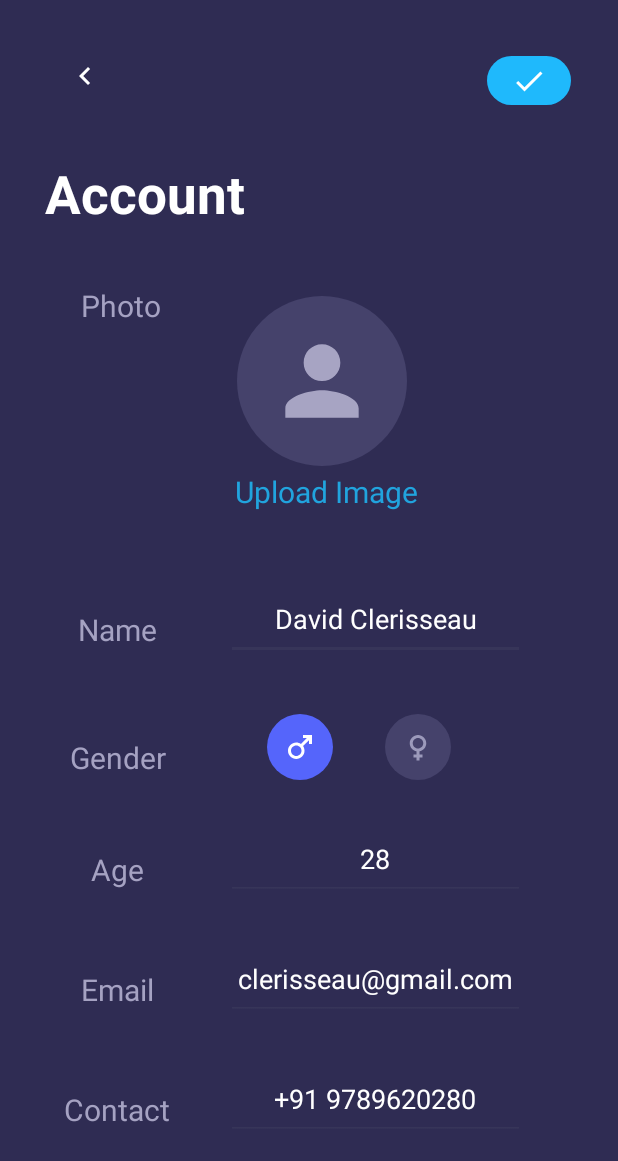
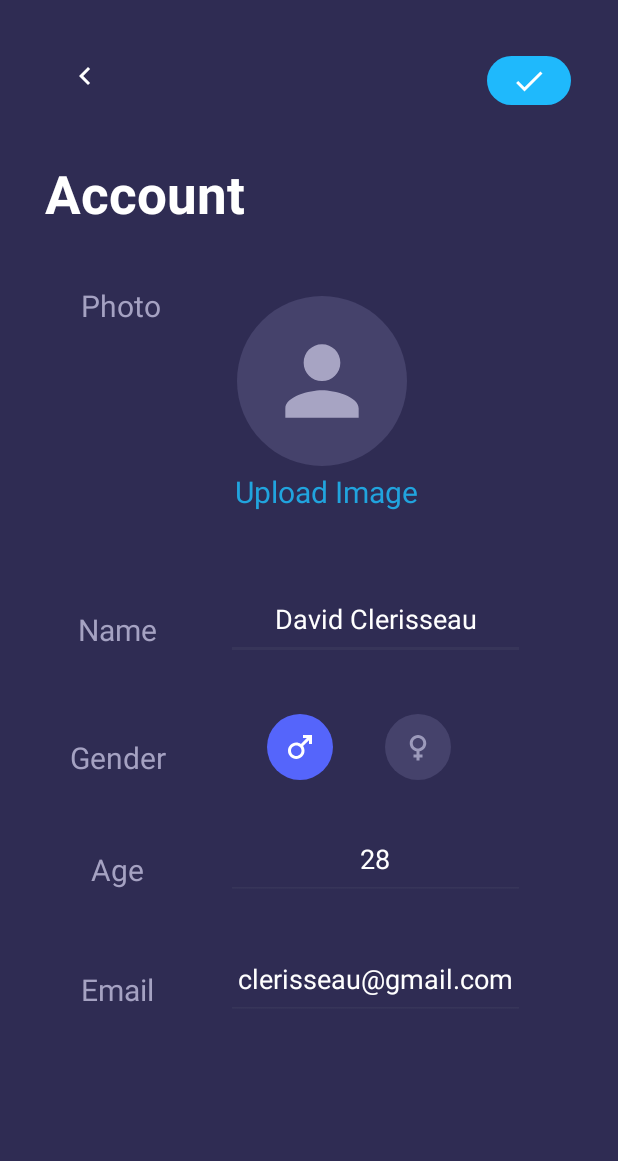
Before and after one commit to JayaneshB/Settings-UI-Design, an Android app: the SettingsActivity screen opened directly, with no data from a screen before it, on a phone screen of 412 x 824 dp. Shown: the top 1161 px of the screen. Run offline under Robolectric (Android 15) with nearby library versions, the phone set to English and light mode, and no system bars.

Commit message:
Updated Changes

```diff
--- a/app/src/main/res/layout/activity_settings.xml
+++ b/app/src/main/res/layout/activity_settings.xml
@@ -304,49 +304,49 @@
 
     </LinearLayout>
 
-    <LinearLayout
-        android:layout_width="match_parent"
-        android:layout_height="70dp"
-        android:layout_marginTop="690dp">
+<!--    <LinearLayout-->
+<!--        android:layout_width="match_parent"-->
+<!--        android:layout_height="70dp"-->
+<!--        android:layout_marginTop="690dp">-->
 
-        <RelativeLayout
-            android:layout_width="wrap_content"
-            android:layout_height="wrap_content">
+<!--        <RelativeLayout-->
+<!--            android:layout_width="wrap_content"-->
+<!--            android:layout_height="wrap_content">-->
 
 
-            <TextView
-                android:id="@+id/contactNo"
-                android:layout_width="96dp"
-                android:layout_height="70dp"
-                android:layout_alignParentStart="true"
-                android:layout_alignParentBottom="true"
-                android:layout_marginStart="30dp"
-                android:layout_marginTop="10dp"
-                android:layout_marginBottom="20dp"
-                android:gravity="center"
-                android:text="@string/contact"
-                android:textColor="@color/dark_grey"
-                android:textSize="20sp" />
+<!--            <TextView-->
+<!--                android:id="@+id/contactNo"-->
+<!--                android:layout_width="96dp"-->
+<!--                android:layout_height="70dp"-->
+<!--                android:layout_alignParentStart="true"-->
+<!--                android:layout_alignParentBottom="true"-->
+<!--                android:layout_marginStart="30dp"-->
+<!--                android:layout_marginTop="10dp"-->
+<!--                android:layout_marginBottom="20dp"-->
+<!--                android:gravity="center"-->
+<!--                android:text="@string/contact"-->
+<!--                android:textColor="@color/dark_grey"-->
+<!--                android:textSize="20sp" />-->
 
-            <EditText
-                android:id="@+id/contact"
-                android:layout_width="199dp"
-                android:layout_height="wrap_content"
-                android:layout_alignParentEnd="true"
-                android:layout_alignParentBottom="true"
-                android:layout_marginEnd="62dp"
-                android:layout_marginBottom="0dp"
-                android:backgroundTint="@color/bottom_line_color"
-                android:ems="10"
-                android:gravity="center_horizontal"
-                android:inputType="textPersonName"
-                android:paddingBottom="15dp"
-                android:text="@string/phNo"
-                android:textColor="@color/white" />
+<!--            <EditText-->
+<!--                android:id="@+id/contact"-->
+<!--                android:layout_width="199dp"-->
+<!--                android:layout_height="wrap_content"-->
+<!--                android:layout_alignParentEnd="true"-->
+<!--                android:layout_alignParentBottom="true"-->
+<!--                android:layout_marginEnd="62dp"-->
+<!--                android:layout_marginBottom="0dp"-->
+<!--                android:backgroundTint="@color/bottom_line_color"-->
+<!--                android:ems="10"-->
+<!--                android:gravity="center_horizontal"-->
+<!--                android:inputType="textPersonName"-->
+<!--                android:paddingBottom="15dp"-->
+<!--                android:text="@string/phNo"-->
+<!--                android:textColor="@color/white" />-->
 
 
-        </RelativeLayout>
+<!--        </RelativeLayout>-->
 
-    </LinearLayout>
+<!--    </LinearLayout>-->
 
 </FrameLayout>
```
